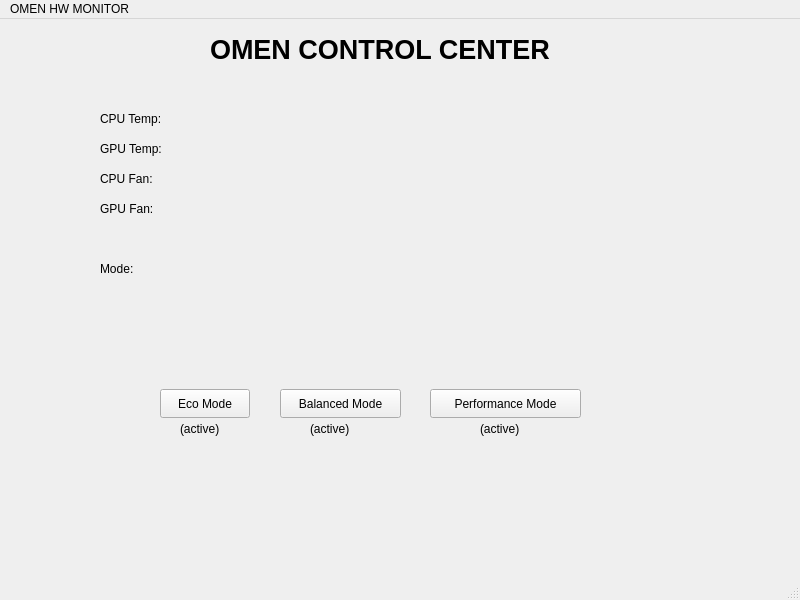
First picture: the form in mainwindow.ui, repository Byteme-dot/WinPower-Control-Center, before the edit.
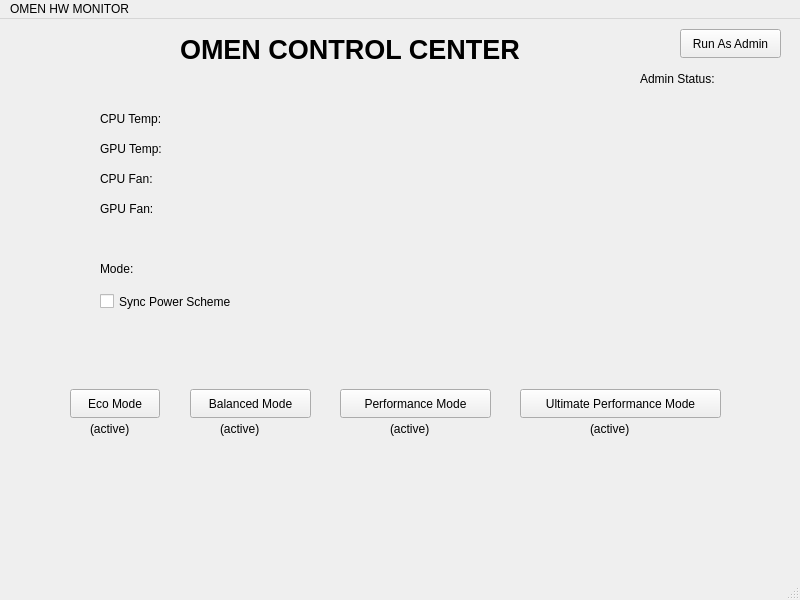
Second picture: the form after the edit.

Commit message: v0.2 - Added power plan control, admin handling and UI Improvement

```diff
--- a/mainwindow.ui
+++ b/mainwindow.ui
@@ -82,7 +82,7 @@
    <widget class="QPushButton" name="balancedButton">
     <property name="geometry">
      <rect>
-      <x>280</x>
+      <x>190</x>
       <y>370</y>
       <width>121</width>
       <height>29</height>
@@ -95,7 +95,7 @@
    <widget class="QPushButton" name="performanceButton">
     <property name="geometry">
      <rect>
-      <x>430</x>
+      <x>340</x>
       <y>370</y>
       <width>151</width>
       <height>29</height>
@@ -108,7 +108,7 @@
    <widget class="QPushButton" name="ecoButton">
     <property name="geometry">
      <rect>
-      <x>160</x>
+      <x>70</x>
       <y>370</y>
       <width>90</width>
       <height>29</height>
@@ -121,7 +121,7 @@
    <widget class="QLabel" name="label">
     <property name="geometry">
      <rect>
-      <x>210</x>
+      <x>180</x>
       <y>10</y>
       <width>401</width>
       <height>41</height>
@@ -140,7 +140,7 @@
    <widget class="QLabel" name="balancedActStatus">
     <property name="geometry">
      <rect>
-      <x>310</x>
+      <x>220</x>
       <y>400</y>
       <width>51</width>
       <height>20</height>
@@ -153,7 +153,7 @@
    <widget class="QLabel" name="ecoActStatus">
     <property name="geometry">
      <rect>
-      <x>180</x>
+      <x>90</x>
       <y>400</y>
       <width>51</width>
       <height>20</height>
@@ -166,7 +166,7 @@
    <widget class="QLabel" name="performanceActStatus">
     <property name="geometry">
      <rect>
-      <x>480</x>
+      <x>390</x>
       <y>400</y>
       <width>51</width>
       <height>20</height>
@@ -176,6 +176,71 @@
      <string>(active)</string>
     </property>
    </widget>
+   <widget class="QLabel" name="ultPerformanceActStatus">
+    <property name="geometry">
+     <rect>
+      <x>590</x>
+      <y>400</y>
+      <width>51</width>
+      <height>20</height>
+     </rect>
+    </property>
+    <property name="text">
+     <string>(active)</string>
+    </property>
+   </widget>
+   <widget class="QPushButton" name="ultPerformanceButton">
+    <property name="geometry">
+     <rect>
+      <x>520</x>
+      <y>370</y>
+      <width>201</width>
+      <height>29</height>
+     </rect>
+    </property>
+    <property name="text">
+     <string>Ultimate Performance Mode</string>
+    </property>
+   </widget>
+   <widget class="QLabel" name="adminStatus">
+    <property name="geometry">
+     <rect>
+      <x>640</x>
+      <y>50</y>
+      <width>131</width>
+      <height>20</height>
+     </rect>
+    </property>
+    <property name="text">
+     <string>Admin Status:</string>
+    </property>
+   </widget>
+   <widget class="QPushButton" name="runAsAdminButton">
+    <property name="geometry">
+     <rect>
+      <x>680</x>
+      <y>10</y>
+      <width>101</width>
+      <height>29</height>
+     </rect>
+    </property>
+    <property name="text">
+     <string>Run As Admin</string>
+    </property>
+   </widget>
+   <widget class="QCheckBox" name="syncPowerSchemeCheckBox">
+    <property name="geometry">
+     <rect>
+      <x>100</x>
+      <y>270</y>
+      <width>161</width>
+      <height>25</height>
+     </rect>
+    </property>
+    <property name="text">
+     <string>Sync Power Scheme</string>
+    </property>
+   </widget>
   </widget>
   <widget class="QMenuBar" name="menubar">
    <property name="geometry">
```
The commit also changes 493 other files.
